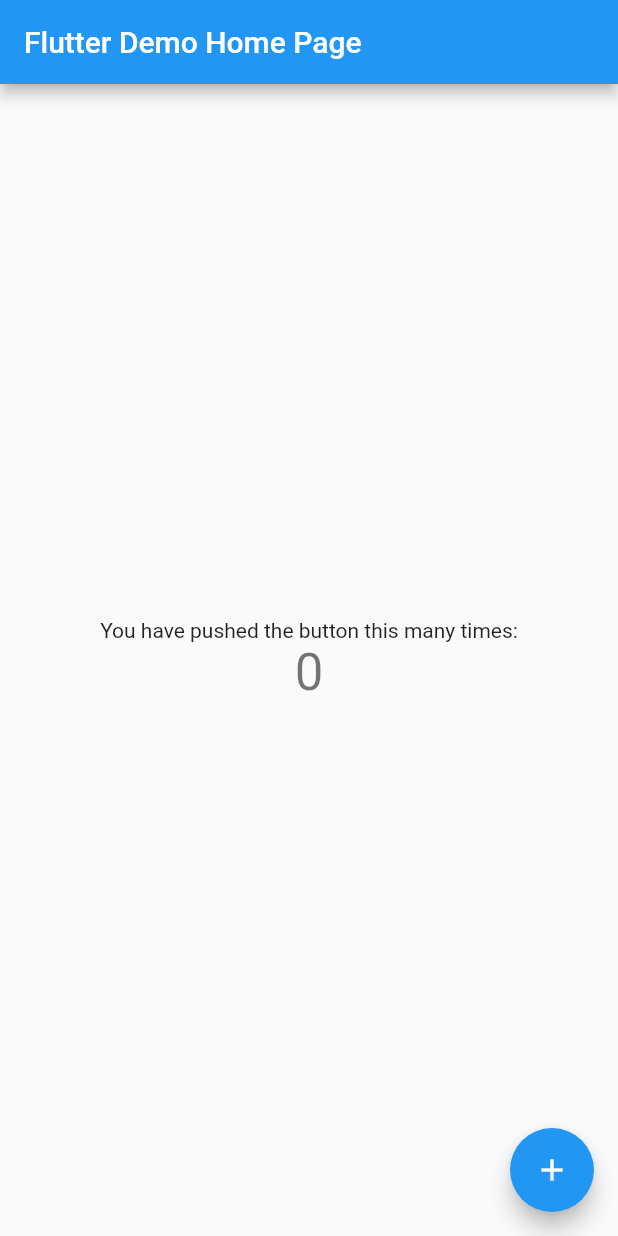
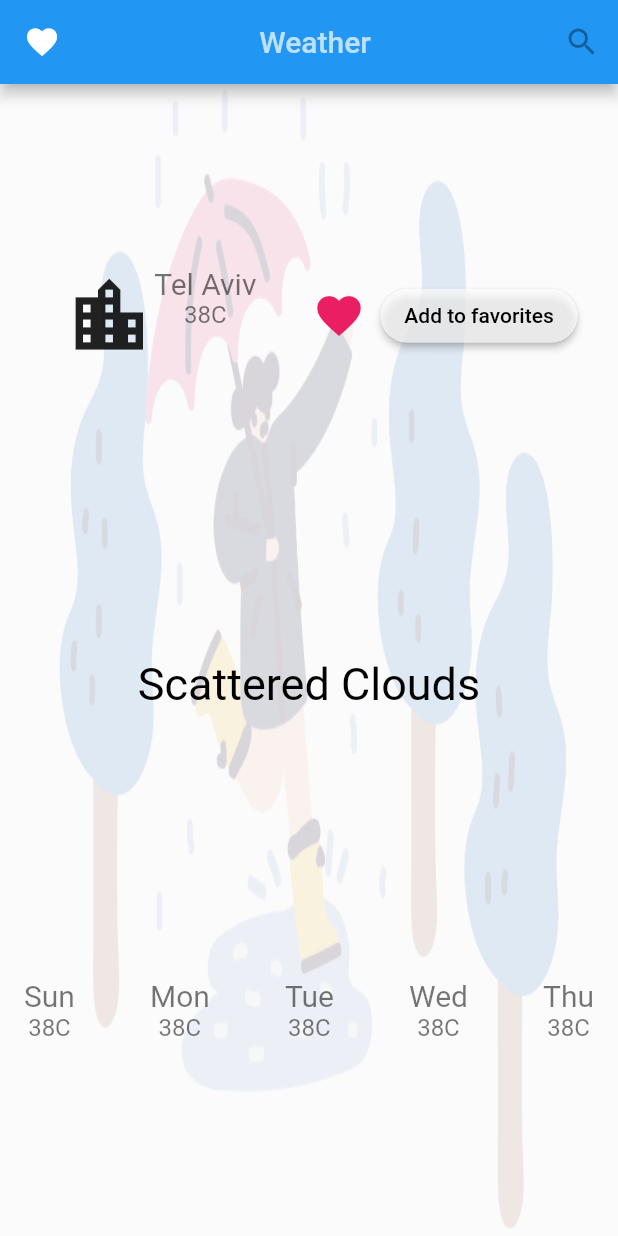
Before and after one commit to michalfain/Michal-Fain-30-01.2021, a Flutter app: the screen it shows after launch, on a phone screen of 412 x 824 dp. Run offline on Flutter 3.47's test engine with Material 2 defaults, Android fonts, the phone set to English and light mode, and no system bars.

Commit message:
main screen & favorites screen UI

```diff
--- /dev/null
+++ b/lib/constants.dart
@@ -0,0 +1,7 @@
+class Constants {
+  static const WEATHER = 'Weather';
+  static const TEL_AVIV = 'Tel Aviv';
+  static const ADD_TO_FAVORITES = 'Add to favorites';
+  static const SCATTERED_CLOUDS = 'Scattered Clouds';
+  static const MY_FAVORITES = 'My Favorites';
+}
--- a/lib/main.dart
+++ b/lib/main.dart
@@ -1,65 +1,19 @@
 import 'package:flutter/material.dart';
 
-void main() {
-  runApp(MyApp());
-}
+import 'screens/home.dart';
+
+void main() => runApp(MyApp());
 
 class MyApp extends StatelessWidget {
   @override
   Widget build(BuildContext context) {
     return MaterialApp(
-      title: 'Flutter Demo',
+      debugShowCheckedModeBanner: false,
       theme: ThemeData(
         primarySwatch: Colors.blue,
         visualDensity: VisualDensity.adaptivePlatformDensity,
       ),
-      home: MyHomePage(title: 'Flutter Demo Home Page'),
+      home: Home(),
     );
   }
 }
-
-class MyHomePage extends StatefulWidget {
-  MyHomePage({Key key, this.title}) : super(key: key);
-  final String title;
-
-  @override
-  _MyHomePageState createState() => _MyHomePageState();
-}
-
-class _MyHomePageState extends State<MyHomePage> {
-  int _counter = 0;
-
-  void _incrementCounter() {
-    setState(() {
-      _counter++;
-    });
-  }
-
-  @override
-  Widget build(BuildContext context) {
-    return Scaffold(
-      appBar: AppBar(
-        title: Text(widget.title),
-      ),
-      body: Center(
-        child: Column(
-          mainAxisAlignment: MainAxisAlignment.center,
-          children: <Widget>[
-            Text(
-              'You have pushed the button this many times:',
-            ),
-            Text(
-              '$_counter',
-              style: Theme.of(context).textTheme.headline4,
-            ),
-          ],
-        ),
-      ),
-      floatingActionButton: FloatingActionButton(
-        onPressed: _incrementCounter,
-        tooltip: 'Increment',
-        child: Icon(Icons.add),
-      ),
-    );
-  }
-}
--- /dev/null
+++ b/lib/screens/favorites.dart
@@ -0,0 +1,29 @@
+import 'package:flutter/material.dart';
+import 'package:weather_app/widgets/background_widget.dart';
+import 'package:weather_app/widgets/basic_widgets.dart';
+import 'package:weather_app/constants.dart';
+import 'package:weather_app/widgets/city_temp.dart';
+import 'package:weather_app/widgets/favorites_forecast.dart';
+
+class FavoriteScreen extends StatefulWidget {
+  @override
+  _FavoriteScreenState createState() => _FavoriteScreenState();
+}
+
+class _FavoriteScreenState extends State<FavoriteScreen> {
+  @override
+  Widget build(BuildContext context) {
+    return Scaffold(
+      appBar: AppBar(
+        title: Center(
+          child: StringText(
+            text: Constants.MY_FAVORITES,
+          ),
+        ),
+      ),
+      body: BackgroundWidget(
+        child: FavoritesForecast(),
+      ),
+    );
+  }
+}
--- /dev/null
+++ b/lib/screens/home.dart
@@ -0,0 +1,74 @@
+import 'package:flutter/material.dart';
+import 'package:weather_app/constants.dart';
+import 'package:weather_app/widgets/background_widget.dart';
+import 'package:weather_app/widgets/basic_widgets.dart';
+import 'package:weather_app/widgets/city_data.dart';
+import 'package:weather_app/widgets/favorite_button.dart';
+import 'package:weather_app/widgets/five_days_forecast.dart';
+
+import 'favorites.dart';
+
+class Home extends StatefulWidget {
+  @override
+  _HomeState createState() => _HomeState();
+}
+
+class _HomeState extends State<Home> {
+  goToFavorite() {
+    Navigator.push(
+      context,
+      MaterialPageRoute(
+        builder: (context) => FavoriteScreen(),
+      ),
+    );
+  }
+
+  @override
+  Widget build(BuildContext context) {
+    return Scaffold(
+      appBar: AppBar(
+        title: Center(
+          child: StringText(text: Constants.WEATHER),
+        ),
+        leading: IconButton(
+          icon: Icon(Icons.favorite),
+          onPressed: () {
+            goToFavorite();
+          },
+        ),
+        actions: [
+          IconButton(
+            onPressed: null,
+            icon: Icon(
+              Icons.search,
+            ),
+          ),
+        ],
+      ),
+      body: BackgroundWidget(
+        child: Padding(
+          padding: const EdgeInsets.all(16.0),
+          child: Column(
+            mainAxisAlignment: MainAxisAlignment.spaceAround,
+            children: [
+              Row(
+                mainAxisAlignment: MainAxisAlignment.spaceAround,
+                children: [
+                  CityData(),
+                  FavoriteButton(),
+                ],
+              ),
+              Center(
+                child: StringText(
+                  text: Constants.SCATTERED_CLOUDS,
+                  style: TextStyle(color: Colors.black, fontSize: 30.0),
+                ),
+              ),
+              FiveDaysForecast(),
+            ],
+          ),
+        ),
+      ),
+    );
+  }
+}
--- /dev/null
+++ b/lib/widgets/background_widget.dart
@@ -0,0 +1,20 @@
+import 'package:flutter/material.dart';
+
+class BackgroundWidget extends StatelessWidget {
+  BackgroundWidget({this.child});
+  final child;
+  @override
+  Widget build(BuildContext context) {
+    return Container(
+      decoration: BoxDecoration(
+        image: DecorationImage(
+          image: AssetImage('assets/logo.png.png'),
+          fit: BoxFit.fill,
+          colorFilter: ColorFilter.mode(Colors.white.withOpacity(0.2), BlendMode.dstATop),
+        ),
+      ),
+      constraints: BoxConstraints.expand(),
+      child: child,
+    );
+  }
+}
--- /dev/null
+++ b/lib/widgets/basic_widgets.dart
@@ -0,0 +1,30 @@
+import 'package:flutter/material.dart';
+
+class StringText extends StatelessWidget {
+  StringText({this.text, this.style});
+  final String text;
+  final style;
+  @override
+  Widget build(BuildContext context) {
+    return Text(text, style: style ?? TextStyle(color: Colors.white70));
+  }
+}
+
+class BasicButton extends StatelessWidget {
+  BasicButton({this.onPress, this.title, this.color});
+  final Function onPress;
+  final String title;
+  final Color color;
+  @override
+  Widget build(BuildContext context) {
+    return RaisedButton(
+      color: color,
+      shape: RoundedRectangleBorder(borderRadius: BorderRadius.circular(20.0)),
+      onPressed: onPress,
+      child: StringText(
+        text: title,
+        style: TextStyle(color: Colors.black),
+      ),
+    );
+  }
+}
--- /dev/null
+++ b/lib/widgets/city_data.dart
@@ -0,0 +1,23 @@
+import 'package:flutter/material.dart';
+import 'package:weather_app/constants.dart';
+import 'city_temp.dart';
+
+class CityData extends StatelessWidget {
+  @override
+  Widget build(BuildContext context) {
+    return Padding(
+      padding: const EdgeInsets.all(16.0),
+      child: Container(
+        child: Row(
+          children: [
+            Icon(
+              Icons.location_city,
+              size: 60.0,
+            ),
+            TitleTemp(title: Constants.TEL_AVIV),
+          ],
+        ),
+      ),
+    );
+  }
+}
--- /dev/null
+++ b/lib/widgets/city_temp.dart
@@ -0,0 +1,27 @@
+import 'package:flutter/material.dart';
+import 'basic_widgets.dart';
+
+class TitleTemp extends StatelessWidget {
+  TitleTemp({this.icon, this.title});
+  final String title;
+  final icon;
+  @override
+  Widget build(BuildContext context) {
+    return Container(
+      decoration: BoxDecoration(borderRadius: BorderRadius.circular(10)),
+      child: Column(
+        children: [
+          StringText(
+            text: title,
+            style: TextStyle(color: Colors.black54, fontSize: 20.0),
+          ),
+          StringText(
+            text: '38C',
+            style: TextStyle(color: Colors.black54, fontSize: 16.0),
+          ),
+          Icon(icon),
+        ],
+      ),
+    );
+  }
+}
--- /dev/null
+++ b/lib/widgets/favorite_button.dart
@@ -0,0 +1,41 @@
+import 'package:flutter/material.dart';
+import 'package:weather_app/constants.dart';
+import 'package:weather_app/screens/favorites.dart';
+import 'basic_widgets.dart';
+
+class FavoriteButton extends StatefulWidget {
+  @override
+  _FavoriteButtonState createState() => _FavoriteButtonState();
+}
+
+class _FavoriteButtonState extends State<FavoriteButton> {
+  bool isFavorite = false;
+
+  addToFavorites() {
+    setState(() {
+      isFavorite = !isFavorite;
+    });
+  }
+
+  @override
+  Widget build(BuildContext context) {
+    return Row(
+      children: [
+        Icon(
+          isFavorite ? Icons.favorite_border : Icons.favorite,
+          color: Colors.pink,
+          size: 35.0,
+        ),
+        SizedBox(
+          width: 10.0,
+        ),
+        BasicButton(
+            color: Colors.white70,
+            onPress: () {
+              addToFavorites();
+            },
+            title: Constants.ADD_TO_FAVORITES),
+      ],
+    );
+  }
+}
--- /dev/null
+++ b/lib/widgets/favorites_forecast.dart
@@ -0,0 +1,21 @@
+import 'package:flutter/material.dart';
+
+import 'city_temp.dart';
+
+class FavoritesForecast extends StatelessWidget {
+  @override
+  Widget build(BuildContext context) {
+    return Column(
+      mainAxisAlignment: MainAxisAlignment.center,
+      crossAxisAlignment: CrossAxisAlignment.center,
+      children: [
+        TitleTemp(title: 'Tel Aviv', icon: Icons.wb_sunny),
+        TitleTemp(title: 'Tel Aviv', icon: Icons.wb_sunny),
+        TitleTemp(title: 'Tel Aviv', icon: Icons.wb_sunny),
+        TitleTemp(title: 'Tel Aviv', icon: Icons.wb_sunny),
+        TitleTemp(title: 'Tel Aviv', icon: Icons.wb_sunny),
+        TitleTemp(title: 'Tel Aviv', icon: Icons.wb_sunny),
+      ],
+    );
+  }
+}
--- /dev/null
+++ b/lib/widgets/five_days_forecast.dart
@@ -0,0 +1,23 @@
+import 'package:flutter/material.dart';
+import 'city_temp.dart';
+
+class FiveDaysForecast extends StatefulWidget {
+  @override
+  _FiveDaysForecastState createState() => _FiveDaysForecastState();
+}
+
+class _FiveDaysForecastState extends State<FiveDaysForecast> {
+  @override
+  Widget build(BuildContext context) {
+    return Row(
+      mainAxisAlignment: MainAxisAlignment.spaceBetween,
+      children: [
+        TitleTemp(title: 'Sun'),
+        TitleTemp(title: 'Mon'),
+        TitleTemp(title: 'Tue'),
+        TitleTemp(title: 'Wed'),
+        TitleTemp(title: 'Thu'),
+      ],
+    );
+  }
+}
--- a/pubspec.yaml
+++ b/pubspec.yaml
@@ -45,10 +45,8 @@ flutter:
   uses-material-design: true
 
   # To add assets to your application, add an assets section, like this:
-  # assets:
-  #   - images/a_dot_burr.jpeg
-  #   - images/a_dot_ham.jpeg
-
+  assets:
+    - assets/
   # An image asset can refer to one or more resolution-specific "variants", see
   # https://flutter.dev/assets-and-images/#resolution-aware.
 
```
Also changed, not shown: assets/logo.png.png (added).
